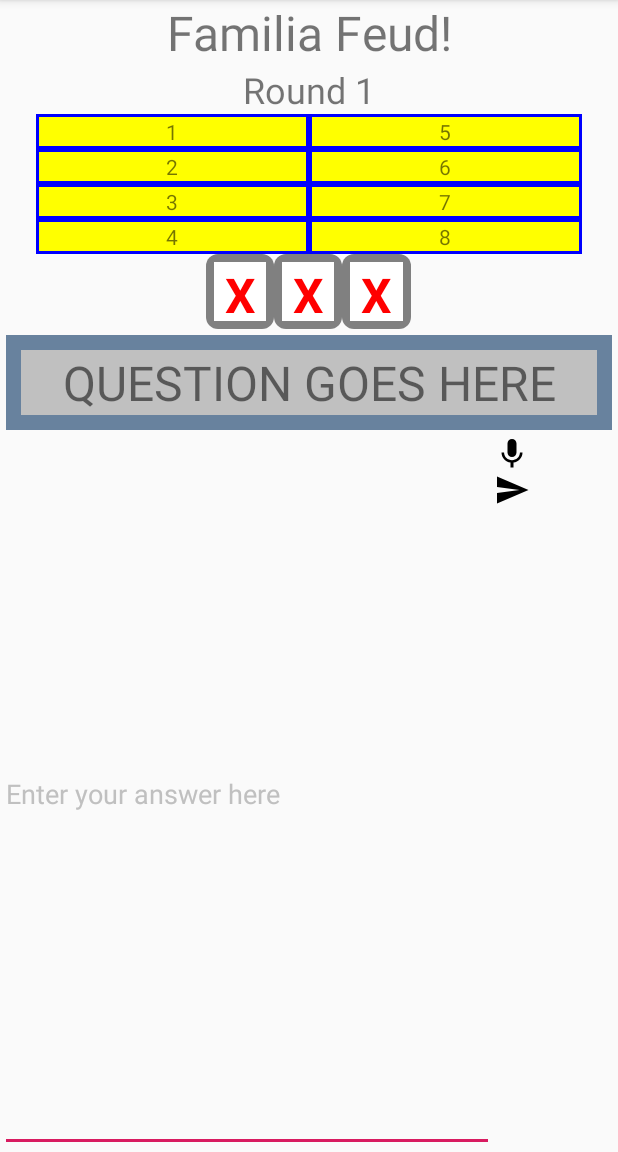
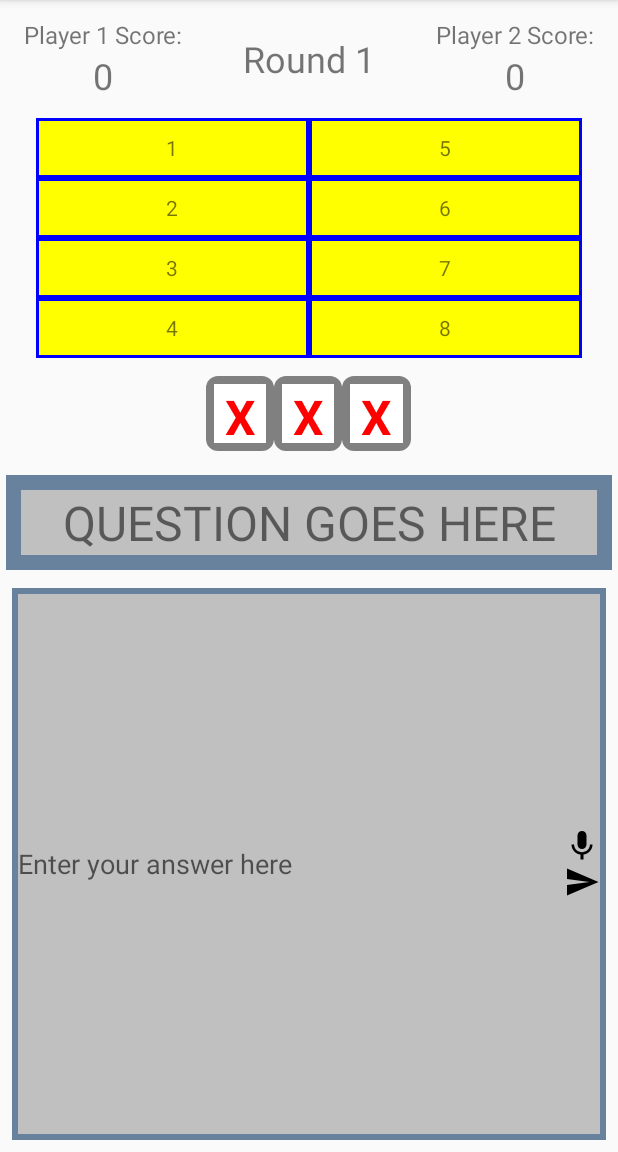
Before and after one commit to cgon50/Familia-Rivalry, an Android app: the screen it shows after launch (MainActivity), on a phone screen of 412 x 824 dp, the part 84-1236 px from its top. Run offline under Robolectric (Android 15) with nearby library versions, the phone set to English and light mode, and no system bars.

Commit message:
Set up answer box to perform guess, and some brief UI changes

```diff
--- a/app/src/main/java/com/example/familiarivalry/MainActivity.kt
+++ b/app/src/main/java/com/example/familiarivalry/MainActivity.kt
@@ -2,11 +2,40 @@ package com.example.familiarivalry
 
 import androidx.appcompat.app.AppCompatActivity
 import android.os.Bundle
+import android.view.View
+import android.view.inputmethod.EditorInfo
+import android.view.inputmethod.InputMethodManager
+import kotlinx.android.synthetic.main.activity_main.*
 
 class MainActivity : AppCompatActivity() {
 
     override fun onCreate(savedInstanceState: Bundle?) {
         super.onCreate(savedInstanceState)
         setContentView(R.layout.activity_main)
+        answerET.setOnEditorActionListener { _, actionId, _ ->
+            if (actionId == EditorInfo.IME_ACTION_SEARCH) {
+                this.performGuess()
+            }
+            true
+        }
+
+        guessBut.setOnClickListener {
+            performGuess()
+        }
+    }
+
+    private fun performGuess() {
+        hideKeyboard()
+    }
+
+    fun hideKeyboard() {
+        val imm = getSystemService(INPUT_METHOD_SERVICE) as InputMethodManager
+        //Find the currently focused view, so we can grab the correct window token from it.
+        var view = currentFocus
+        //If no view currently has focus, create a new one, just so we can grab a window token from it
+        if (view == null) {
+            view = View(this)
+        }
+        imm.hideSoftInputFromWindow(view.windowToken, 0);
     }
 }
--- a/app/src/main/res/layout/activity_main.xml
+++ b/app/src/main/res/layout/activity_main.xml
@@ -1,31 +1,89 @@
 <?xml version="1.0" encoding="utf-8"?>
 <LinearLayout xmlns:android="http://schemas.android.com/apk/res/android"
-    xmlns:app="http://schemas.android.com/apk/res-auto"
     xmlns:tools="http://schemas.android.com/tools"
     android:layout_width="match_parent"
     android:layout_height="match_parent"
     tools:context=".MainActivity"
     android:orientation="vertical">
 
-    <TextView
-        android:textSize="32dp"
-        android:gravity="center"
+<!--    <TextView-->
+<!--        android:textSize="32dp"-->
+<!--        android:gravity="center"-->
+<!--        android:layout_width="match_parent"-->
+<!--        android:layout_height="wrap_content"-->
+<!--        android:background="@color/questionBlue"-->
+<!--        android:textColor="@color/boardYellow"-->
+<!--        android:text="Familia Feud!"-->
+<!--    />-->
+    <LinearLayout
+        android:layout_marginTop="12dp"
+        android:layout_marginBottom="12dp"
         android:layout_width="match_parent"
         android:layout_height="wrap_content"
-        android:text="Familia Feud!"
-    />
+        android:orientation="horizontal"
+        android:weightSum="3">
+
+        <LinearLayout
+            android:layout_weight="1"
+            android:layout_width="0dp"
+            android:layout_height="wrap_content"
+            android:orientation="vertical">
+
             <TextView
                 android:layout_width="match_parent"
                 android:layout_height="wrap_content"
+                android:textSize="16dp"
+                android:text="Player 1 Score:"
+                android:gravity="center"/>
+
+            <TextView
+                android:id="@+id/p1ScoreTV"
+                android:layout_width="match_parent"
+                android:layout_height="wrap_content"
+                android:textSize="24dp"
+                android:gravity="center"
+                android:text="0"/>
+
+        </LinearLayout>
+
+        <TextView
+            android:layout_weight="1"
+            android:layout_width="0dp"
+            android:layout_height="wrap_content"
             android:text="Round 1"
             android:textSize="24dp"
+            android:layout_gravity="center"
             android:gravity="center"/>
+
+        <LinearLayout
+            android:layout_weight="1"
+            android:layout_width="0dp"
+            android:layout_height="wrap_content"
+            android:orientation="vertical">
+
+            <TextView
+                android:layout_width="match_parent"
+                android:layout_height="wrap_content"
+                android:textSize="16dp"
+                android:text="Player 2 Score:"
+                android:gravity="center"/>
+
+            <TextView
+                android:id="@+id/p2ScoreTV"
+                android:layout_width="match_parent"
+                android:layout_height="wrap_content"
+                android:textSize="24dp"
+                android:gravity="center"
+                android:text="0"/>
+
+        </LinearLayout>
+    </LinearLayout>
     <!--     game board! -->
     <LinearLayout
         android:layout_marginStart="24dp"
         android:layout_marginEnd="24dp"
         android:layout_width="match_parent"
-        android:layout_height="wrap_content"
+        android:layout_height="40dp"
         android:weightSum="2"
         android:background="@color/boardBorder"
         >
@@ -38,7 +96,7 @@
             android:id="@+id/answer1"
             android:layout_weight="1"
             android:layout_width="0dp"
-            android:layout_height="wrap_content"
+            android:layout_height="match_parent"
             />
         <TextView
             android:text="5"
@@ -48,7 +106,7 @@
             android:id="@+id/answer5"
             android:layout_weight="1"
             android:layout_width="0dp"
-            android:layout_height="wrap_content"
+            android:layout_height="match_parent"
             />
     </LinearLayout>
     <LinearLayout
@@ -56,7 +114,7 @@
         android:layout_marginStart="24dp"
         android:layout_marginEnd="24dp"
         android:layout_width="match_parent"
-        android:layout_height="wrap_content"
+        android:layout_height="40dp"
         android:weightSum="2"
         >
         <TextView
@@ -67,7 +125,7 @@
             android:id="@+id/answer2"
             android:layout_weight="1"
             android:layout_width="0dp"
-            android:layout_height="wrap_content"
+            android:layout_height="match_parent"
             />
         <TextView
             android:text="6"
@@ -77,7 +135,7 @@
             android:layout_weight="1"
             android:layout_margin="2dp"
             android:layout_width="0dp"
-            android:layout_height="wrap_content"
+            android:layout_height="match_parent"
             />
     </LinearLayout>
     <LinearLayout
@@ -85,7 +143,7 @@
         android:layout_marginStart="24dp"
         android:layout_marginEnd="24dp"
         android:layout_width="match_parent"
-        android:layout_height="wrap_content"
+        android:layout_height="40dp"
         android:weightSum="2"
         >
         <TextView
@@ -96,7 +154,7 @@
             android:id="@+id/answer3"
             android:layout_weight="1"
             android:layout_width="0dp"
-            android:layout_height="wrap_content"
+            android:layout_height="match_parent"
             />
         <TextView
             android:text="7"
@@ -106,7 +164,7 @@
             android:layout_weight="1"
             android:layout_margin="2dp"
             android:layout_width="0dp"
-            android:layout_height="wrap_content"
+            android:layout_height="match_parent"
             />
     </LinearLayout>
     <LinearLayout
@@ -114,7 +172,7 @@
         android:layout_marginStart="24dp"
         android:layout_marginEnd="24dp"
         android:layout_width="match_parent"
-        android:layout_height="wrap_content"
+        android:layout_height="40dp"
         android:weightSum="2"
         >
         <TextView
@@ -125,7 +183,7 @@
             android:id="@+id/answer4"
             android:layout_weight="1"
             android:layout_width="0dp"
-            android:layout_height="wrap_content"
+            android:layout_height="match_parent"
             />
         <TextView
             android:text="8"
@@ -135,10 +193,12 @@
             android:layout_weight="1"
             android:layout_margin="2dp"
             android:layout_width="0dp"
-            android:layout_height="wrap_content"
+            android:layout_height="match_parent"
             />
     </LinearLayout>
     <LinearLayout
+        android:layout_marginTop="12dp"
+        android:layout_marginBottom="12dp"
         android:layout_width="match_parent"
         android:layout_height="50dp"
         android:orientation="horizontal"
@@ -217,29 +277,44 @@
             android:layout_height="wrap_content"
             android:text="QUESTION GOES HERE"/>
     </LinearLayout>
+
+    <LinearLayout
+        android:layout_width="match_parent"
+        android:layout_height="match_parent"
+        android:background="@color/questionBlue"
+        android:layout_margin="8dp">
+
         <LinearLayout
             android:layout_width="match_parent"
             android:layout_height="match_parent"
             android:weightSum="10"
+            android:background="@color/questionGrey"
+            android:layout_margin="4dp"
             >
             <EditText
-            android:layout_weight="8"
+                android:id="@+id/answerET"
+                android:layout_weight="9"
                 android:layout_width="0dp"
                 android:layout_height="match_parent"
-            android:text="Enter your answer here"
-            android:textColor="@color/questionGrey">
+                android:hint="Enter your answer here"
+                android:imeOptions="actionSearch"
+                android:inputType="text"
+                android:background="@null">
             </EditText>
             <LinearLayout
                 android:layout_width="0dp"
                 android:layout_height="match_parent"
-            android:layout_weight="2"
+                android:layout_weight="1"
+                android:gravity="end|center"
                 android:orientation="vertical"
                 >
                 <ImageButton
+                    android:id="@+id/speechBut"
                     android:layout_width="wrap_content"
                     android:layout_height="wrap_content"
                     android:background="@drawable/ic_mic_black_24dp"/>
                 <ImageButton
+                    android:id="@+id/guessBut"
                     android:layout_width="wrap_content"
                     android:layout_height="wrap_content"
                     android:background="@drawable/ic_send_black_24dp"
@@ -250,3 +325,5 @@
             </LinearLayout>
         </LinearLayout>
     </LinearLayout>
+
+</LinearLayout>
```
Lines whose indentation alone changed are shown as unchanged.
